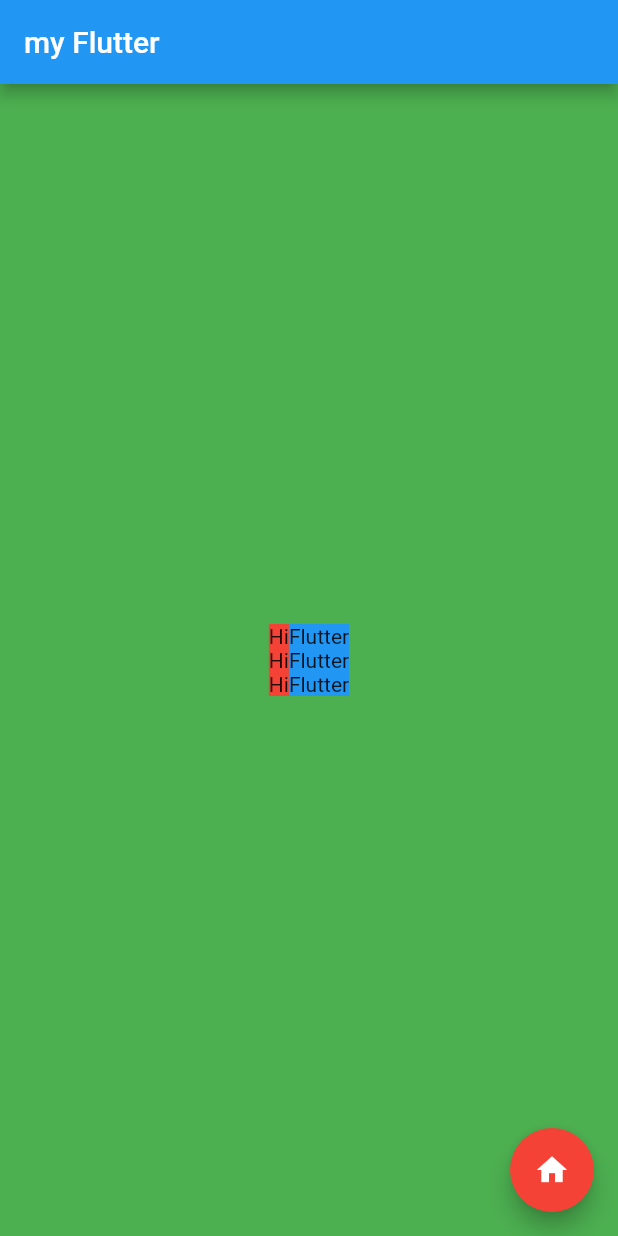
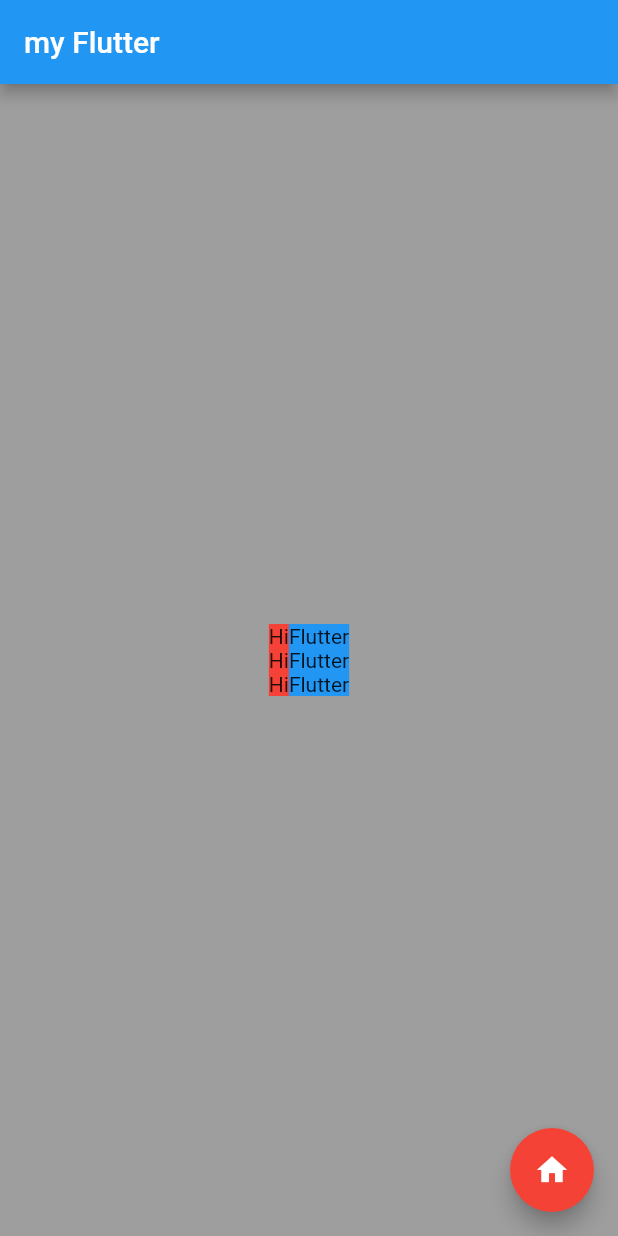
Before and after one commit to Azzam-dev/myFlutter, a Flutter app: the screen it shows after launch, on a phone screen of 412 x 824 dp. Run offline on Flutter 3.47's test engine with Material 2 defaults, Android fonts, the phone set to English and light mode, and no system bars.

Commit message:
changed background color

```diff
--- a/lib/main.dart
+++ b/lib/main.dart
@@ -23,7 +23,7 @@ class HomeScreen extends StatelessWidget {
             onPressed: () {},
             backgroundColor: Colors.red,
             child: Icon(Icons.home)),
-        backgroundColor: Colors.green,
+        backgroundColor: Colors.grey,
       ),
     );
   }
```
